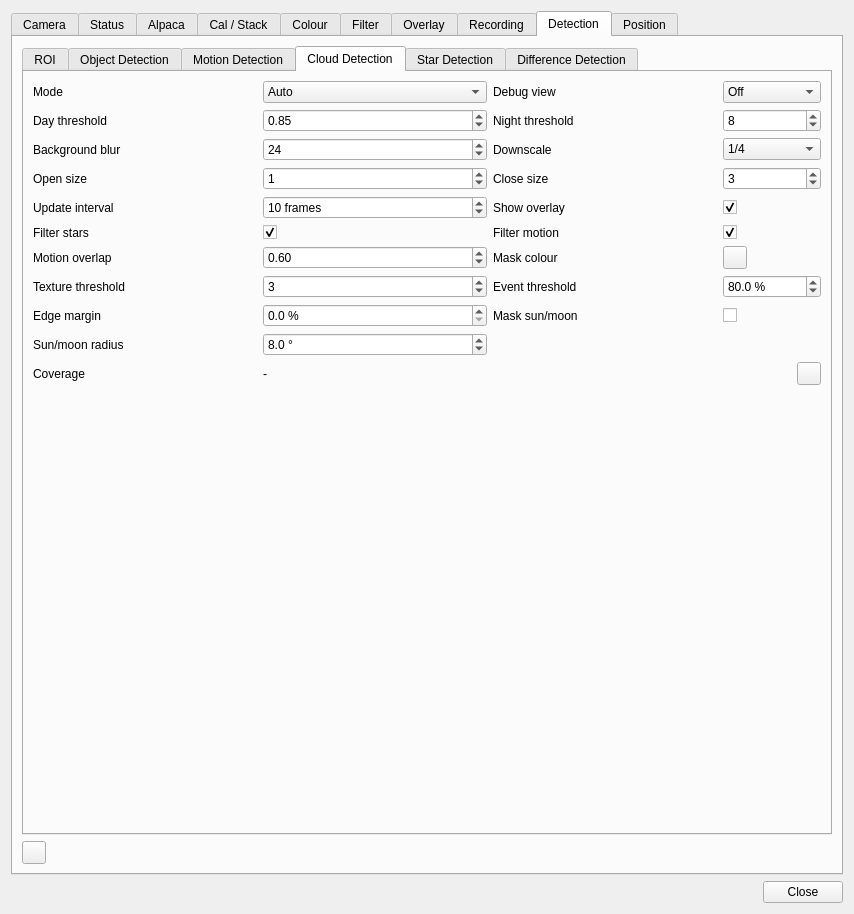
This is plugins/feature/camera/camerasettingsdialog.ui in srcejon/sdrangel as Qt 5 draws it before an edit. The edited form follows.
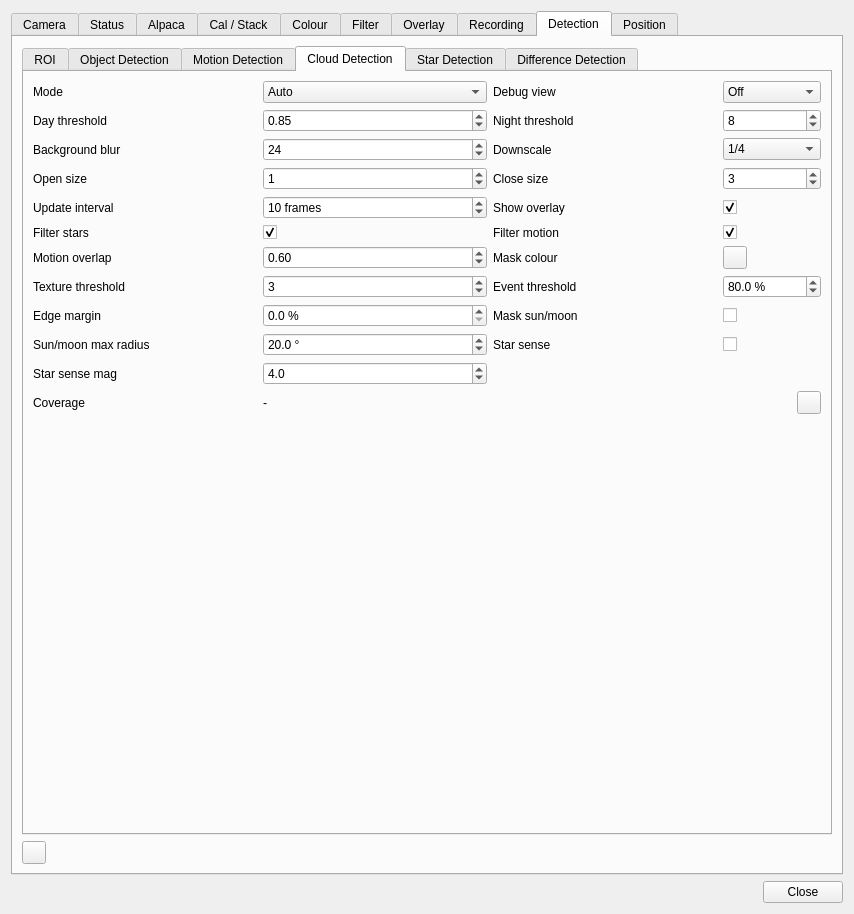
This is the edited form. The open tabs and pages were chosen to show the change. Icons and pictures are not drawn. Custom widgets are drawn as their Qt base class.

Commit message: Update cloud detection

```diff
--- a/plugins/feature/camera/camerasettingsdialog.ui
+++ b/plugins/feature/camera/camerasettingsdialog.ui
@@ -6562,7 +6562,7 @@
            <item row="9" column="0">
             <widget class="QLabel" name="cloudSunMoonRadiusLabel">
              <property name="text">
-              <string>Sun/moon radius</string>
+              <string>Sun/moon max radius</string>
              </property>
             </widget>
            </item>
@@ -6584,18 +6584,61 @@
               <double>1.000000000000000</double>
              </property>
              <property name="value">
-              <double>8.000000000000000</double>
+              <double>20.000000000000000</double>
+             </property>
+            </widget>
+           </item>
+           <item row="9" column="2">
+            <widget class="QLabel" name="cloudStarSenseLabel">
+             <property name="text">
+              <string>Star sense</string>
+             </property>
+            </widget>
+           </item>
+           <item row="9" column="3">
+            <widget class="QCheckBox" name="cloudStarSenseCheck">
+             <property name="toolTip">
+              <string>At night, check whether predicted catalog stars are visible and unmark detected cloud that stars shine through. Requires the camera position, capture time and a calibrated lens model (as used by the plate solver)</string>
+             </property>
+             <property name="text">
+              <string/>
              </property>
             </widget>
            </item>
            <item row="10" column="0">
+            <widget class="QLabel" name="cloudStarSenseMagLabel">
+             <property name="text">
+              <string>Star sense mag</string>
+             </property>
+            </widget>
+           </item>
+           <item row="10" column="1">
+            <widget class="QDoubleSpinBox" name="cloudStarSenseMagSpin">
+             <property name="toolTip">
+              <string>Faintest catalog star magnitude checked by star-visibility sensing. Larger values check more, fainter stars</string>
+             </property>
+             <property name="decimals">
+              <number>1</number>
+             </property>
+             <property name="maximum">
+              <double>6.000000000000000</double>
+             </property>
+             <property name="singleStep">
+              <double>0.500000000000000</double>
+             </property>
+             <property name="value">
+              <double>4.000000000000000</double>
+             </property>
+            </widget>
+           </item>
+           <item row="11" column="0">
             <widget class="QLabel" name="cloudCoverageTitleLabel">
              <property name="text">
               <string>Coverage</string>
              </property>
             </widget>
            </item>
-           <item row="10" column="1">
+           <item row="11" column="1">
             <widget class="QLabel" name="cloudCoverageLabel">
              <property name="toolTip">
               <string>Percentage of the evaluated sky classified as cloud in the latest frame</string>
@@ -6605,7 +6648,7 @@
              </property>
             </widget>
            </item>
-           <item row="10" column="3" alignment="Qt::AlignmentFlag::AlignRight">
+           <item row="11" column="3" alignment="Qt::AlignmentFlag::AlignRight">
             <widget class="QToolButton" name="clearCloudChart">
              <property name="toolTip">
               <string>Clear cloud coverage history chart</string>
@@ -6619,7 +6662,7 @@
              </property>
             </widget>
            </item>
-           <item row="11" column="0" colspan="4">
+           <item row="12" column="0" colspan="4">
             <widget class="QWidget" name="cloudChartContainer" native="true">
              <property name="toolTip">
               <string>Displays the cloud coverage history chart.</string>
```
Left out of the diff: 2 changed lines with no effect on the pictures. The commit also changes 13 other files.
